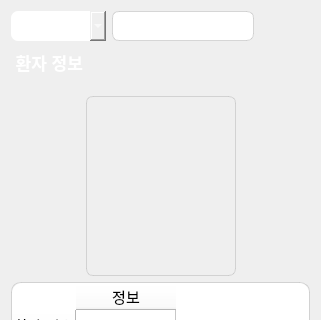
KimYooseon/FinalProject, file pms/PatientManagementSW/patientinfomanager.ui: the form before one commit; both pictures show x 0 to 321 and y 0 to 320 of the 321 by 651 pixel window.
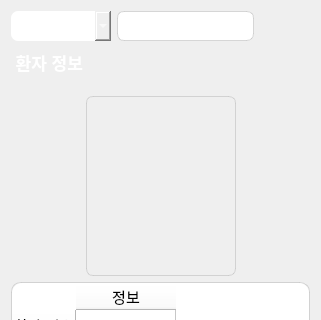
The form after the commit. Icons and pictures are not drawn.

Patch:
```diff
--- a/pms/PatientManagementSW/patientinfomanager.ui
+++ b/pms/PatientManagementSW/patientinfomanager.ui
@@ -27,7 +27,7 @@
           <widget class="QComboBox" name="searchComboBox">
            <property name="minimumSize">
             <size>
-             <width>95</width>
+             <width>100</width>
              <height>30</height>
             </size>
            </property>
```
Left out of the diff: 8 changed lines with no effect on the pictures.
